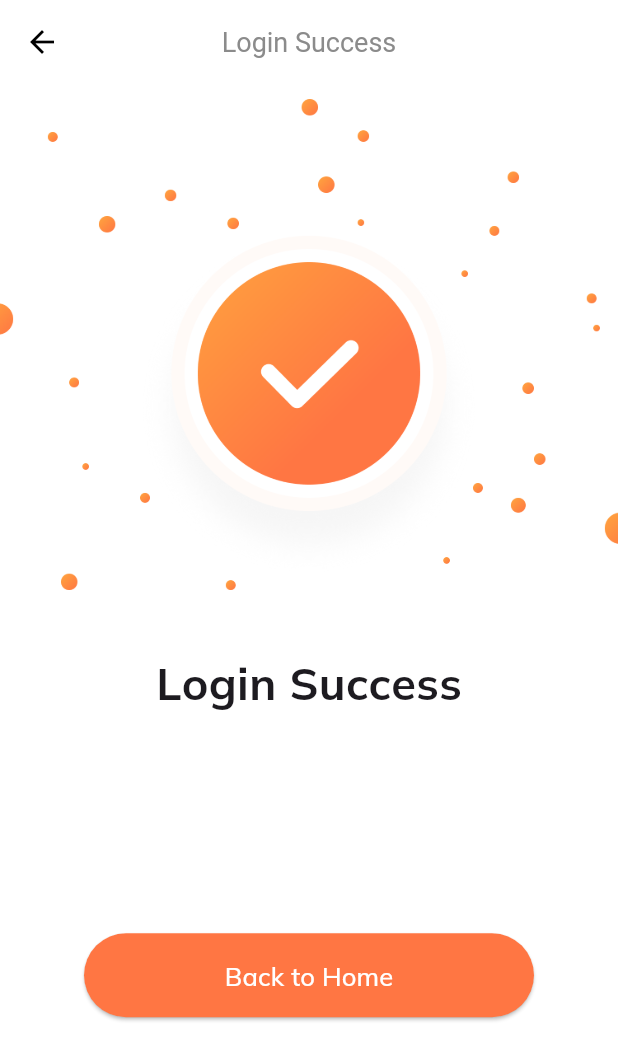
After one commit to 9reis/e-commerce1, a Flutter app: the LoginSuccessScreen screen opened by its route, on a phone screen of 412 x 824 dp. The commit adds this screen. Shown: the top 1060 px of the screen. Run offline on Flutter 3.47's test engine with Material 2 defaults, Android fonts, the phone set to English and light mode, and no system bars; our stand-ins replace flutter_svg.

Commit message:
Login Success Screen

```diff
--- /dev/null
+++ b/lib/screens/login_success/components/body.dart
@@ -0,0 +1,37 @@
+import 'package:ecommerce1/main.dart';
+import 'package:ecommerce1/screens/components/default_button.dart';
+import 'package:flutter/material.dart';
+
+import '../../../sign_in/sign_in_screen.dart';
+
+class BodyLogin extends StatelessWidget {
+  const BodyLogin({super.key});
+
+  @override
+  Widget build(BuildContext context) {
+    return Column(
+      children: [
+        SizedBox(height: 10),
+        Image.asset('assets/images/success.png'),
+        SizedBox(height: 40),
+        Text(
+          'Login Success',
+          style: TextStyle(
+            fontSize: 30,
+            fontWeight: FontWeight.bold,
+          ),
+        ),
+        Spacer(),
+        SizedBox(
+          width: 300,
+          child: DefaultButton(
+            text: 'Back to Home',
+            press: () => Navigator.pushNamedAndRemoveUntil(
+                context, SignInScreen.routeName, (route) => false),
+          ),
+        ),
+        Spacer(),
+      ],
+    );
+  }
+}
--- /dev/null
+++ b/lib/screens/login_success/login_success_screen.dart
@@ -0,0 +1,20 @@
+import 'package:ecommerce1/screens/login_success/components/body.dart';
+import 'package:flutter/material.dart';
+
+class LoginSuccessScreen extends StatelessWidget {
+  const LoginSuccessScreen({super.key});
+  static String routeName = '/login_success';
+  @override
+  Widget build(BuildContext context) {
+    return Scaffold(
+        appBar: AppBar(
+          title: Text('Login Success'),
+          centerTitle: true,
+          leading: IconButton(
+            icon: Icon(Icons.arrow_back),
+            onPressed: () => Navigator.pop(context),
+          ),
+        ),
+        body: BodyLogin());
+  }
+}
--- a/lib/sign_in/components/sign_form.dart
+++ b/lib/sign_in/components/sign_form.dart
@@ -1,4 +1,5 @@
 import 'package:ecommerce1/screens/forgot_password/forgot_password_screen.dart';
+import 'package:ecommerce1/screens/login_success/login_success_screen.dart';
 import 'package:flutter/material.dart';
 
 import '../../constants.dart';
@@ -62,6 +63,9 @@ class _SignFormState extends State<SignForm> {
             press: () {
               if (_formKey.currentState!.validate()) {
                 _formKey.currentState!.save();
+
+                // If all are valid then go to success screen
+                Navigator.pushNamed(context, LoginSuccessScreen.routeName);
               }
             },
           )
@@ -90,10 +94,12 @@ class _SignFormState extends State<SignForm> {
           setState(() {
             errors.add(kPassNullError);
           });
+          return '';
         } else if (value.length < 8 && !errors.contains(kShortPassError)) {
           setState(() {
             errors.add(kShortPassError);
           });
+          return '';
         }
         return null;
       },
@@ -130,11 +136,13 @@ class _SignFormState extends State<SignForm> {
           setState(() {
             errors.add(kEmailNullError);
           });
+          return '';
         } else if (!emailValidatorRegExp.hasMatch(value) &&
             !errors.contains(kInvalidEmailError)) {
           setState(() {
             errors.add(kInvalidEmailError);
           });
+          return '';
         }
         return null;
       },
--- a/lib/utils/routes.dart
+++ b/lib/utils/routes.dart
@@ -1,4 +1,5 @@
 import 'package:ecommerce1/screens/forgot_password/forgot_password_screen.dart';
+import 'package:ecommerce1/screens/login_success/login_success_screen.dart';
 import 'package:ecommerce1/screens/spash_screen.dart';
 import 'package:ecommerce1/sign_in/sign_in_screen.dart';
 import 'package:flutter/material.dart';
@@ -9,4 +10,5 @@ final Map<String, WidgetBuilder> routes = {
   SplashScreen.routeName: (context) => SplashScreen(),
   SignInScreen.routeName: (context) => SignInScreen(),
   ForgotPassword.routeName: (context) => ForgotPassword(),
+  LoginSuccessScreen.routeName: (context) => LoginSuccessScreen(),
 };
```
Also changed, not shown: lib/sign_in/components/body.dart (+0 -8 lines).
